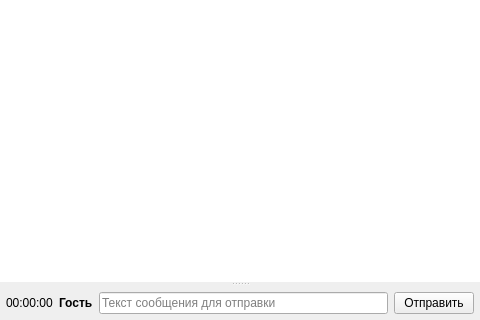
morthrot/Banderol, file Widget.ui: the form before one commit.
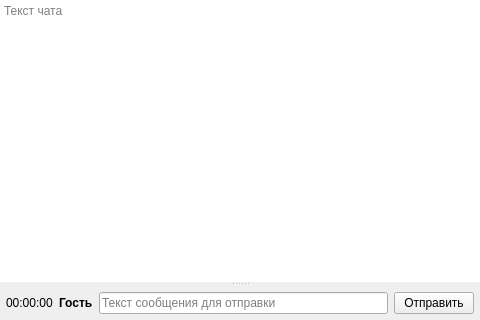
The form after the commit. Icons and pictures are not drawn.

```diff
--- a/Widget.ui
+++ b/Widget.ui
@@ -53,6 +53,9 @@
       <property name="horizontalScrollBarPolicy">
        <enum>Qt::ScrollBarAlwaysOff</enum>
       </property>
+      <property name="placeholderText">
+       <string>Текст чата</string>
+      </property>
       <property name="openLinks">
        <bool>false</bool>
       </property>
```
